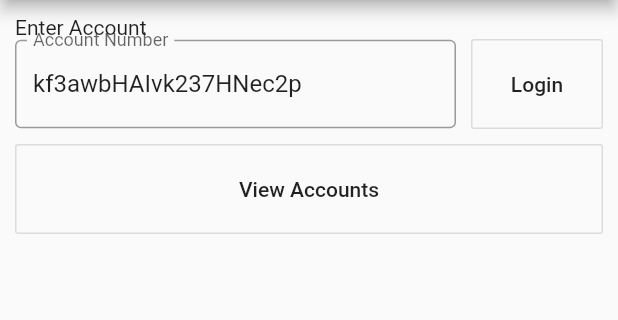
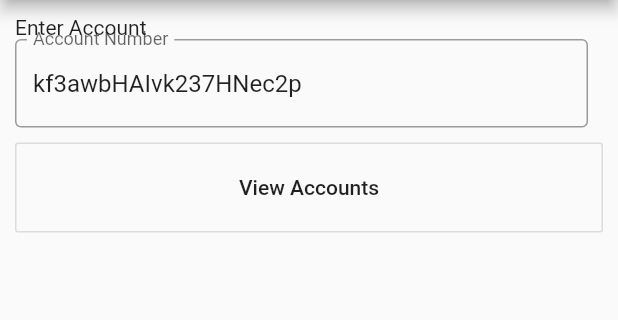
Before and after one commit to lcmohale/topcode, a Flutter app: the screen it shows after launch, on a phone screen of 412 x 824 dp, the part 84-404 px from its top. Run offline on Flutter 3.47's test engine with Material 2 defaults, Android fonts, the phone set to English and light mode, and no system bars.

Commit message:
removed button

```diff
--- a/lib/main.dart
+++ b/lib/main.dart
@@ -76,14 +76,6 @@ class _MyHomePageState extends State<MyHomePage> {
                 SizedBox(
                   width: 10,
                 ),
-                Container(
-                  height: 60,
-                  child: OutlineButton(
-                    onPressed: _search,
-                    highlightColor: Colors.lightBlue,
-                    child: Text("Login"),
-                  ),
-                ),
               ]),
               SizedBox(
                 height: 10,
@@ -93,7 +85,7 @@ class _MyHomePageState extends State<MyHomePage> {
                 width: double.infinity,
                 child: OutlineButton(
                   color: Colors.blueGrey,
-                  onPressed: () => {},
+                  onPressed: _search,
                   highlightColor: Colors.lightBlue,
                   child: Text("View Accounts"),
                 ),
```
